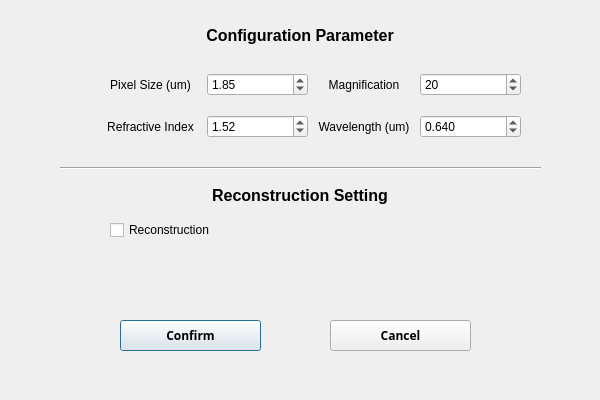
Qt form Lei Temp/UI file/Parameter setting.ui (YipLab/DHM) before a commit.
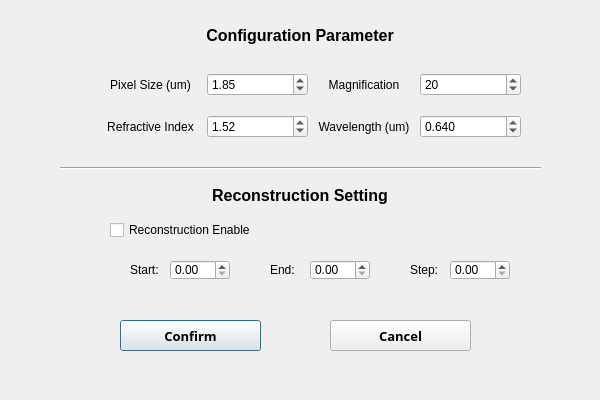
The same form after that commit.

Diff of the .ui file:
```diff
--- a/Lei Temp/UI file/Parameter setting.ui
+++ b/Lei Temp/UI file/Parameter setting.ui
@@ -31,7 +31,7 @@
     <rect>
      <x>110</x>
      <y>220</y>
-     <width>131</width>
+     <width>151</width>
      <height>20</height>
     </rect>
    </property>
@@ -53,7 +53,7 @@
 </string>
    </property>
    <property name="text">
-    <string>Reconstruction</string>
+    <string>Reconstruction Enable</string>
    </property>
    <property name="iconSize">
     <size>
@@ -211,6 +211,7 @@
    <property name="font">
     <font>
      <family>Arial Black</family>
+     <pointsize>10</pointsize>
      <weight>75</weight>
      <bold>true</bold>
     </font>
@@ -231,6 +232,7 @@
    <property name="font">
     <font>
      <family>Arial Black</family>
+     <pointsize>10</pointsize>
      <weight>75</weight>
      <bold>true</bold>
     </font>
@@ -287,6 +289,111 @@
     <set>Qt::AlignCenter</set>
    </property>
   </widget>
+  <widget class="QDoubleSpinBox" name="SpinBox_start_recon">
+   <property name="geometry">
+    <rect>
+     <x>170</x>
+     <y>260</y>
+     <width>60</width>
+     <height>20</height>
+    </rect>
+   </property>
+   <property name="locale">
+    <locale language="English" country="Canada"/>
+   </property>
+  </widget>
+  <widget class="QDoubleSpinBox" name="SpinBox_end_recon">
+   <property name="geometry">
+    <rect>
+     <x>310</x>
+     <y>260</y>
+     <width>60</width>
+     <height>20</height>
+    </rect>
+   </property>
+   <property name="locale">
+    <locale language="English" country="Canada"/>
+   </property>
+  </widget>
+  <widget class="QDoubleSpinBox" name="SpinBox_step_recon">
+   <property name="geometry">
+    <rect>
+     <x>450</x>
+     <y>260</y>
+     <width>60</width>
+     <height>20</height>
+    </rect>
+   </property>
+   <property name="locale">
+    <locale language="English" country="Canada"/>
+   </property>
+  </widget>
+  <widget class="QLabel" name="label_start_recon">
+   <property name="geometry">
+    <rect>
+     <x>130</x>
+     <y>260</y>
+     <width>36</width>
+     <height>20</height>
+    </rect>
+   </property>
+   <property name="font">
+    <font>
+     <family>Arial</family>
+     <pointsize>9</pointsize>
+    </font>
+   </property>
+   <property name="locale">
+    <locale language="English" country="Canada"/>
+   </property>
+   <property name="text">
+    <string>Start:</string>
+   </property>
+  </widget>
+  <widget class="QLabel" name="label_end_recon">
+   <property name="geometry">
+    <rect>
+     <x>270</x>
+     <y>260</y>
+     <width>36</width>
+     <height>20</height>
+    </rect>
+   </property>
+   <property name="font">
+    <font>
+     <family>Arial</family>
+     <pointsize>9</pointsize>
+    </font>
+   </property>
+   <property name="locale">
+    <locale language="English" country="Canada"/>
+   </property>
+   <property name="text">
+    <string>End:</string>
+   </property>
+  </widget>
+  <widget class="QLabel" name="label_step_recon">
+   <property name="geometry">
+    <rect>
+     <x>410</x>
+     <y>260</y>
+     <width>36</width>
+     <height>20</height>
+    </rect>
+   </property>
+   <property name="font">
+    <font>
+     <family>Arial</family>
+     <pointsize>9</pointsize>
+    </font>
+   </property>
+   <property name="locale">
+    <locale language="English" country="Canada"/>
+   </property>
+   <property name="text">
+    <string>Step:</string>
+   </property>
+  </widget>
  </widget>
  <resources/>
  <connections/>
```
Left out of the diff: 45 changed lines with no effect on the pictures.
